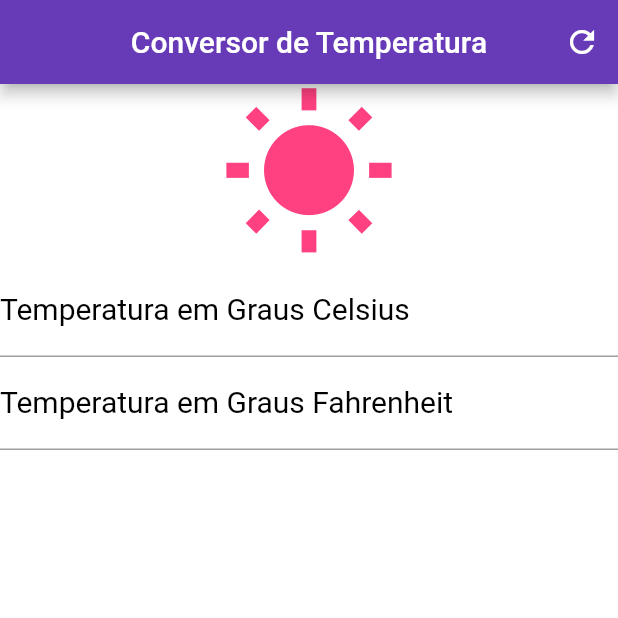
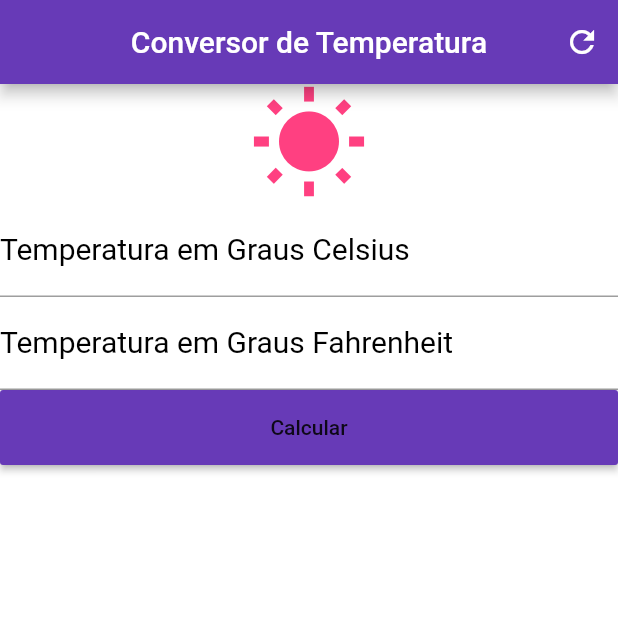
Before and after one commit to alinefv/mobile-flutter-conversor, a Flutter app: the screen it shows after launch, on a phone screen of 412 x 824 dp, the top half of it. Run offline on Flutter 3.47's test engine with Material 2 defaults, Android fonts, the phone set to English and light mode, and no system bars.

Commit message:
Modificando Layout 0.2

```diff
--- a/lib/main.dart
+++ b/lib/main.dart
@@ -24,10 +24,22 @@ class _HomeState extends State<Home> {
       ],
     );
 
-    Icon icon = Icon(Icons.wb_sunny, size: 120, color: Colors.pinkAccent,);
+    Icon icon = Icon(Icons.wb_sunny, size: 80, color: Colors.pinkAccent,);
+
     TextStyle styleDecoration = TextStyle(color: Colors.black, fontSize: 20);
+
     TextStyle styleField = TextStyle(color: Colors.pink);
 
+    RaisedButton raisedButton = RaisedButton(
+     onPressed: () {},
+     child: Text("Calcular"),
+     color: Colors.deepPurple
+    );
+
+    Container containerBtn = Container(
+      height: 50.0,
+      child: raisedButton,
+    );
 
     TextField tempCelsius = TextField(keyboardType: TextInputType.number,
     decoration: InputDecoration(
@@ -50,7 +62,7 @@ class _HomeState extends State<Home> {
     Column colum = Column (
       crossAxisAlignment: CrossAxisAlignment.stretch,
       children: <Widget>[
-        icon, tempCelsius, tempFahrenheit,
+        icon, tempCelsius, tempFahrenheit, containerBtn,
       ],
     );
 
```
